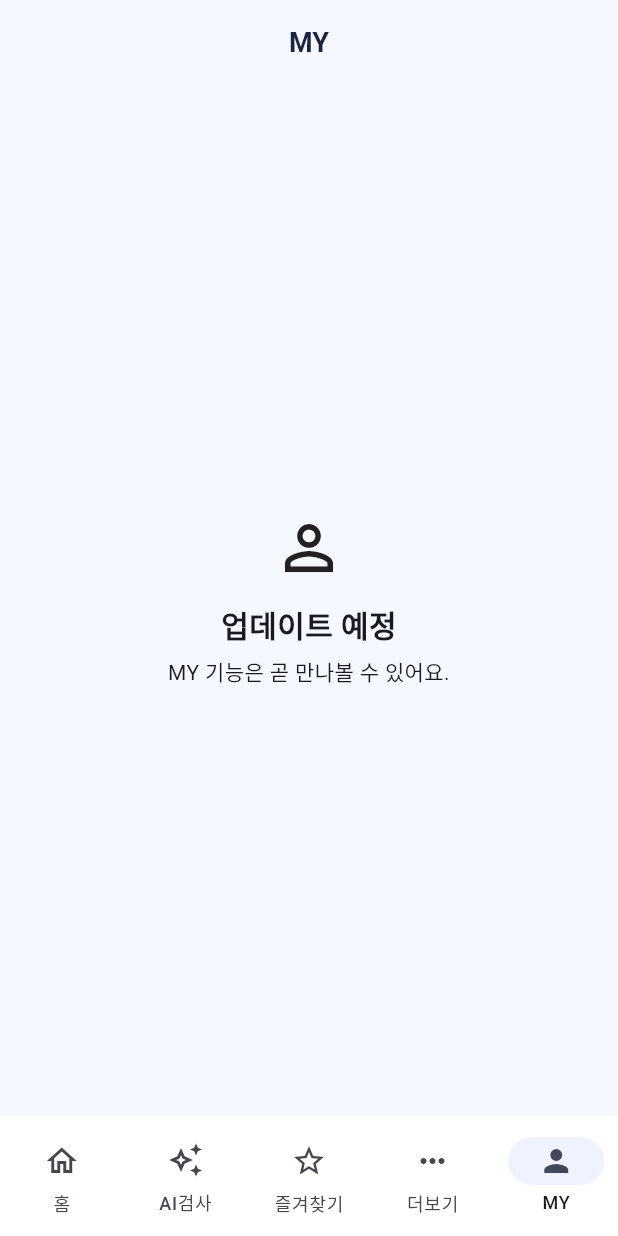
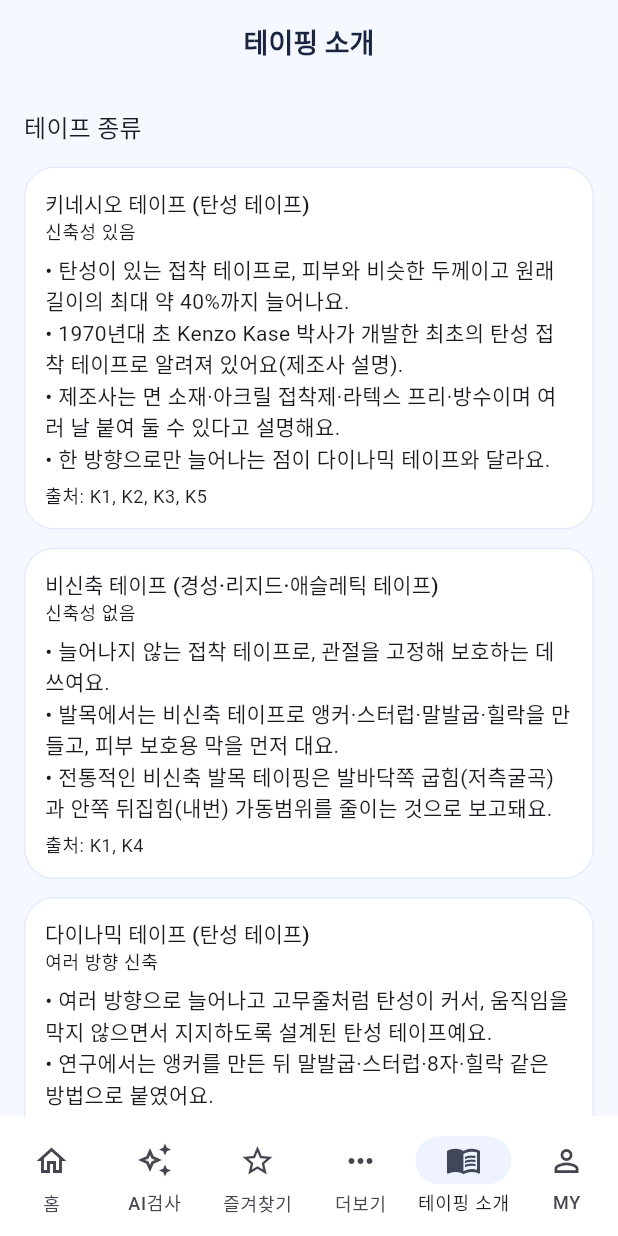
Before and after one commit to sumin1458/TapeFit, a Flutter app: the screen it shows after launch, item 5 of the bottom bar chosen, on a phone screen of 412 x 824 dp. Run offline on Flutter 3.47's test engine with Material 3 defaults, Android fonts, the phone set to English and light mode, and no system bars; our stand-ins replace camera, cloud_firestore, firebase_auth, firebase_core, flutter_riverpod, go_router and 1 more; accounts and stored records are empty.

Commit message:
테이핑 소개 탭과 용어 사전 추가 (출처 표시)
Co-authored-by: Copilot App <223556219+Copilot@users.noreply.github.com>

```diff
--- a/lib/app/nav_bar.dart
+++ b/lib/app/nav_bar.dart
@@ -1,9 +1,9 @@
 import 'package:flutter/material.dart';
 import 'package:go_router/go_router.dart';
 
-const navRoutes = ['/', '/ai', '/favorites', '/more', '/my'];
+const navRoutes = ['/', '/ai', '/favorites', '/more', '/intro', '/my'];
 
-/// 하단 탭: 홈 · AI검사 · 즐겨찾기 · 더보기 · MY. index는 navRoutes 순서와 같다.
+/// 하단 탭: 홈 · AI검사 · 즐겨찾기 · 더보기 · 테이핑 소개 · MY. index는 navRoutes 순서와 같다.
 class TapeFitNavBar extends StatelessWidget {
   const TapeFitNavBar({super.key, required this.index});
   final int index;
@@ -21,6 +21,7 @@ class TapeFitNavBar extends StatelessWidget {
         NavigationDestination(icon: Icon(Icons.auto_awesome_outlined), selectedIcon: Icon(Icons.auto_awesome), label: 'AI검사'),
         NavigationDestination(icon: Icon(Icons.star_outline), selectedIcon: Icon(Icons.star), label: '즐겨찾기'),
         NavigationDestination(icon: Icon(Icons.more_horiz), selectedIcon: Icon(Icons.more_horiz), label: '더보기'),
+        NavigationDestination(icon: Icon(Icons.menu_book_outlined), selectedIcon: Icon(Icons.menu_book), label: '테이핑 소개'),
         NavigationDestination(icon: Icon(Icons.person_outline), selectedIcon: Icon(Icons.person), label: 'MY'),
       ],
     );
--- a/lib/app/router.dart
+++ b/lib/app/router.dart
@@ -5,6 +5,8 @@ import '../presentation/complete/complete_screen.dart';
 import '../presentation/favorites/favorites_screen.dart';
 import '../presentation/guide/step_guide_screen.dart';
 import '../presentation/home/home_screen.dart';
+import '../presentation/more/glossary_screen.dart';
+import '../presentation/intro/tape_intro_screen.dart';
 import '../presentation/more/more_screen.dart';
 import '../presentation/my/my_screen.dart';
 import '../presentation/safety/safety_check_screen.dart';
@@ -15,6 +17,8 @@ final appRouter = GoRouter(
     GoRoute(path: '/ai', builder: (_, __) => const AiCheckScreen()),
     GoRoute(path: '/favorites', builder: (_, __) => const FavoritesScreen()),
     GoRoute(path: '/more', builder: (_, __) => const MoreScreen()),
+    GoRoute(path: '/intro', builder: (_, __) => const TapeIntroScreen()),
+    GoRoute(path: '/glossary', builder: (_, __) => const GlossaryScreen()),
     GoRoute(path: '/my', builder: (_, __) => const MyScreen()),
     GoRoute(
       path: '/safety/:id',
--- /dev/null
+++ b/lib/data/tape_knowledge.dart
@@ -0,0 +1,162 @@
+/// 테이핑 소개·용어 사전의 근거 자료. 각 항목은 아래 출처에서 확인한 내용만 담았다.
+/// 논문 전문을 직접 확인한 것은 K1·K2·K4·K5(오픈액세스 전문)이고, K3은 제조사 설명, K6은 초록이다.
+class KnowledgeSource {
+  const KnowledgeSource(this.id, this.type, this.title, this.url);
+  final String id;
+  final String type;
+  final String title;
+  final String url;
+}
+
+const knowledgeSources = <KnowledgeSource>[
+  KnowledgeSource('K1', '학술 논문',
+      'Liu K 외, "Short-Term Effect of Different Taping Methods on Local Skin Temperature in Healthy Adults", Front Physiol 2020;11:488',
+      'https://doi.org/10.3389/fphys.2020.00488'),
+  KnowledgeSource('K2', '학술 논문',
+      'Naugle KE 외, "Effect of different Kinesio tape tensions on experimentally-induced thermal and muscle pain in healthy adults", PLoS One 2021;16(11):e0259433',
+      'https://doi.org/10.1371/journal.pone.0259433'),
+  KnowledgeSource('K3', '제조사 자료', 'Kinesio Taping, "What is Kinesio Tape?" (제조사 설명)',
+      'https://kinesiotaping.com/about/what-is-kinesio-tape/'),
+  KnowledgeSource('K4', '학술 논문',
+      'Ankle bracing and taping과 테니스 선수 수행력 무작위대조시험, BMC Sports Sci Med Rehabil 2026 (PMC12990392)',
+      'https://pmc.ncbi.nlm.nih.gov/articles/PMC12990392/'),
+  KnowledgeSource('K5', '학술 논문',
+      'Effects of Dynamic Taping on Dynamic Balance and Proprioception in Recreational Athletes with Chronic Ankle Instability, Int J Sports Phys Ther 2026 (PMC13327846)',
+      'https://pmc.ncbi.nlm.nih.gov/articles/PMC13327846/'),
+  KnowledgeSource('K6', '체계적 문헌고찰',
+      '"The Effects of Rigid and Elastic Adhesive Tape on Pain in Musculoskeletal and Sports Conditions: A Systematic Review With Meta-Analysis of RCTs" (초록 확인)',
+      'https://researchportal.scu.edu.au/esploro/outputs/journalArticle/The-Effects-of-Rigid-and-Elastic/991013332428602368'),
+  KnowledgeSource('S5', '교육 자료', 'Athletic Therapy Skills, "Ankle Inversion and Eversion"',
+      'https://pressbooks.openedmb.ca/athletictherapy/chapter/ankle-inversion-and-eversion/'),
+];
+
+class TapeType {
+  const TapeType({required this.name, required this.kind, required this.points, required this.sources});
+  final String name;
+  final String kind;
+  final List<String> points;
+  final List<String> sources;
+}
+
+const tapeTypes = <TapeType>[
+  TapeType(
+    name: '키네시오 테이프 (탄성 테이프)',
+    kind: '신축성 있음',
+    points: [
+      '탄성이 있는 접착 테이프로, 피부와 비슷한 두께이고 원래 길이의 최대 약 40%까지 늘어나요.',
+      '1970년대 초 Kenzo Kase 박사가 개발한 최초의 탄성 접착 테이프로 알려져 있어요(제조사 설명).',
+      '제조사는 면 소재·아크릴 접착제·라텍스 프리·방수이며 여러 날 붙여 둘 수 있다고 설명해요.',
+      '한 방향으로만 늘어나는 점이 다이나믹 테이프와 달라요.',
+    ],
+    sources: ['K1', 'K2', 'K3', 'K5'],
+  ),
+  TapeType(
+    name: '비신축 테이프 (경성·리지드·애슬레틱 테이프)',
+    kind: '신축성 없음',
+    points: [
+      '늘어나지 않는 접착 테이프로, 관절을 고정해 보호하는 데 쓰여요.',
+      '발목에서는 비신축 테이프로 앵커·스터럽·말발굽·힐락을 만들고, 피부 보호용 막을 먼저 대요.',
+      '전통적인 비신축 발목 테이핑은 발바닥쪽 굽힘(저측굴곡)과 안쪽 뒤집힘(내번) 가동범위를 줄이는 것으로 보고돼요.',
+    ],
+    sources: ['K1', 'K4'],
+  ),
+  TapeType(
+    name: '다이나믹 테이프 (탄성 테이프)',
+    kind: '여러 방향 신축',
+    points: [
+      '여러 방향으로 늘어나고 고무줄처럼 탄성이 커서, 움직임을 막지 않으면서 지지하도록 설계된 탄성 테이프예요.',
+      '연구에서는 앵커를 만든 뒤 말발굽·스터럽·8자·힐락 같은 방법으로 붙였어요.',
+    ],
+    sources: ['K5'],
+  ),
+];
+
+/// 탄성 테이프와 비신축 테이프를 비교한 메타분석 요약(무테이프 대비).
+const tapeComparisonNote =
+    '메타분석(K6)에서 탄성 테이프는 붙인 직후·아주 단기의 통증 감소에서, 비신축 테이프는 중기 통증 감소에서 '
+    '테이프를 붙이지 않은 경우보다 효과적이었어요. 두 테이프의 우열을 정한 결과가 아니고, 연구마다 방법이 달라 '
+    '결과 해석에 한계가 있어요.';
+
+/// 키네시오 테이프를 자르는 모양.
+class StripShape {
+  const StripShape({required this.id, required this.name, required this.cut, required this.use, required this.sources});
+  final String id; // i, o, x, y, fan
+  final String name;
+  final String cut;
+  final String use;
+  final List<String> sources;
+}
+
+const stripShapes = <StripShape>[
+  StripShape(
+    id: 'i',
+    name: '일자(I자) 테이프',
+    cut: '자르지 않은 한 줄 테이프',
+    use: '근육과 근막을 안정시키도록 지지할 때 문헌에서 흔히 쓰여요. 가장 기본 모양이에요.',
+    sources: ['K1'],
+  ),
+  StripShape(
+    id: 'o',
+    name: 'O자 테이프',
+    cut: '고리 모양',
+    use: 'I자와 함께 근육·근막의 안정을 돕는 용도로 쓰여요.',
+    sources: ['K1'],
+  ),
+  StripShape(
+    id: 'x',
+    name: 'X자 테이프',
+    cut: '가운데에서 네 갈래로 퍼지는 모양',
+    use: '피부를 들어 올리는 효과로 통증을 줄이려는 목적에 문헌에서 쓰여요.',
+    sources: ['K1'],
+  ),
+  StripShape(
+    id: 'y',
+    name: 'Y자 테이프',
+    cut: '한 끝을 길게 잘라 꼬리 2개를 만든 모양',
+    use: '꼬리 덕분에 붓기를 줄이고 림프 순환을 돕는 목적에 쓰여요. 연구에서는 꼬리를 같은 너비로 나눴어요.',
+    sources: ['K1'],
+  ),
+  StripShape(
+    id: 'fan',
+    name: '부채꼴(팬) 테이프',
+    cut: '한 끝을 여러 갈래(연구에서는 꼬리 4개)로 잘라 부채처럼 펼친 모양',
+    use: '꼬리가 많아 붓기 완화와 림프 순환을 돕는 목적에 쓰여요. 연구에서는 허리 피부 온도를 올렸어요.',
+    sources: ['K1'],
+  ),
+];
+
+const stripNote =
+    '위 쓰임새는 논문에서 일반적으로 설명하는 내용이에요. 어떤 모양을 어디에 얼마나 당겨 붙일지는 '
+    '사람과 부위에 따라 달라서, 실제 적용은 전문가의 평가를 받으세요.';
+
+class GlossaryTerm {
+  const GlossaryTerm(this.term, this.english, this.meaning, this.sources);
+  final String term;
+  final String english;
+  final String meaning;
+  final List<String> sources;
+}
+
+const glossaryTerms = <GlossaryTerm>[
+  GlossaryTerm('앵커', 'anchor', '테이프를 고정하는 시작·끝 지점이에요. 탄성 테이프의 앵커는 당기지 않고(장력 없이) 붙인 연구가 있어요.', ['K2', 'K4']),
+  GlossaryTerm('스터럽', 'stirrup', '발 안쪽에서 뒤꿈치 아래를 지나 바깥쪽으로 U자로 붙여 발목 좌우 움직임을 잡는 방법이에요. 등자(말 탈 때 발 거는 도구)에서 온 이름이에요.', ['K4', 'K5']),
+  GlossaryTerm('말발굽', 'horseshoe', '말발굽(U) 모양으로 붙여 스터럽 등을 고정하는 방법이에요.', ['K4', 'K5']),
+  GlossaryTerm('힐락', 'heel lock', '뒤꿈치를 감싸 발목과 뒤꿈치를 고정하는 방법이에요.', ['K4', 'K5']),
+  GlossaryTerm('8자 감기', 'figure-of-eight', '숫자 8처럼 발등과 발목을 엇갈려 감는 방법이에요.', ['K4', 'K5']),
+  GlossaryTerm('바스켓 위브', 'basket-weave', '발목 비신축 테이핑의 전통적인 엮어 붙이는 방식이에요.', ['K4']),
+  GlossaryTerm('언더랩(프리랩)', 'underwrap', '테이프를 붙이기 전에 피부를 보호하려고 먼저 감는 얇은 막이에요. 논문에서는 피부 보호막(protective skin barrier)으로 표현해요.', ['K4']),
+  GlossaryTerm('장력(텐션)', 'tension', '테이프를 피부에 붙일 때 늘린 정도예요.', ['K2']),
+  GlossaryTerm('페이퍼 오프 텐션', 'paper-off tension', '보호지를 떼어낸 상태 그대로, 늘리지 않고 붙이는 장력이에요.', ['K2']),
+  GlossaryTerm('탄성 테이프', 'elastic tape', '늘어나는 접착 테이프예요. 키네시오·다이나믹 테이프가 해당해요.', ['K1', 'K5']),
+  GlossaryTerm('비신축(비탄성) 테이프', 'non-elastic tape', '늘어나지 않아 관절을 고정해 보호하는 테이프예요.', ['K1', 'K4']),
+  GlossaryTerm('꼬리(테일)', 'tail', '테이프를 갈라 만든 갈래예요. Y자는 2개, 부채꼴은 연구에서 4개로 나눴어요.', ['K1']),
+  GlossaryTerm('근막', 'fascia', '근육을 감싸는 얇은 막 조직이에요. I·O자 테이프가 근육·근막 안정에 쓰여요.', ['K1']),
+  GlossaryTerm('부종', 'edema (swelling)', '조직에 물이 차서 붓는 것이에요. Y·부채꼴 테이프가 붓기 완화 목적으로 쓰여요.', ['K1']),
+  GlossaryTerm('림프 순환', 'lymphatic circulation', '림프액이 흘러 조직의 노폐물과 수분을 나르는 흐름이에요.', ['K1']),
+  GlossaryTerm('가동범위', 'range of motion (ROM)', '관절이 움직일 수 있는 범위예요.', ['K4']),
+  GlossaryTerm('저측굴곡', 'plantarflexion', '발끝을 아래로 뻗듯 발바닥쪽으로 굽히는 움직임이에요.', ['K4']),
+  GlossaryTerm('내번 / 외번', 'inversion / eversion', '내번은 발바닥이 안쪽을 향하게 뒤집히는 움직임, 외번은 바깥쪽으로 뒤집히는 움직임이에요. 발목 염좌는 흔히 내번 손상이에요.', ['K4', 'S5']),
+  GlossaryTerm('고유수용감각', 'proprioception', '관절이 어떤 위치에 있는지 스스로 느끼는 감각이에요. 테이핑이 이 감각을 높인다는 보고가 있어요.', ['K1', 'K4']),
+];
+
+KnowledgeSource sourceById(String id) => knowledgeSources.firstWhere((s) => s.id == id);
--- /dev/null
+++ b/lib/presentation/intro/tape_intro_screen.dart
@@ -0,0 +1,60 @@
+import 'package:flutter/material.dart';
+
+import '../../app/nav_bar.dart';
+import '../../data/tape_knowledge.dart';
+
+/// 테이핑 소개 탭: 테이프 종류와 자르는 모양별 쓰임새(출처 표시).
+class TapeIntroScreen extends StatelessWidget {
+  const TapeIntroScreen({super.key});
+
+  @override
+  Widget build(BuildContext context) {
+    final t = Theme.of(context).textTheme;
+    return Scaffold(
+      appBar: AppBar(title: const Text('테이핑 소개')),
+      bottomNavigationBar: const TapeFitNavBar(index: 4),
+      body: ListView(
+        padding: const EdgeInsets.all(16),
+        children: [
+          Text('테이프 종류', style: t.titleMedium),
+          const SizedBox(height: 8),
+          for (final x in tapeTypes)
+            Card(
+              child: Padding(
+                padding: const EdgeInsets.all(14),
+                child: Column(
+                  crossAxisAlignment: CrossAxisAlignment.start,
+                  children: [
+                    Text(x.name, style: t.titleSmall),
+                    Text(x.kind, style: t.bodySmall),
+                    const SizedBox(height: 6),
+                    for (final p in x.points) Text('• $p'),
+                    const SizedBox(height: 6),
+                    Text('출처: ${x.sources.join(', ')}', style: t.bodySmall),
+                  ],
+                ),
+              ),
+            ),
+          Text(tapeComparisonNote, style: t.bodySmall),
+          const SizedBox(height: 20),
+          Text('테이프 모양별 쓰임새', style: t.titleMedium),
+          const SizedBox(height: 8),
+          for (final s in stripShapes)
+            Card(
+              child: ListTile(
+                title: Text(s.name),
+                subtitle: Text('모양: ${s.cut}\n${s.use}\n출처: ${s.sources.join(', ')}'),
+                isThreeLine: true,
+              ),
+            ),
+          Text(stripNote, style: t.bodySmall),
+          const Divider(height: 32),
+          Text('출처 목록', style: t.titleSmall),
+          for (final s in knowledgeSources) Text('${s.id} · ${s.title}', style: t.bodySmall),
+          const SizedBox(height: 8),
+          Text('교육용 정보이며 의료 행위를 대체하지 않아요. 전문가 검수는 아직 받지 않았어요.', style: t.bodySmall),
+        ],
+      ),
+    );
+  }
+}
--- a/lib/presentation/more/more_screen.dart
+++ b/lib/presentation/more/more_screen.dart
@@ -1,5 +1,6 @@
 import 'package:flutter/material.dart';
 import 'package:flutter_riverpod/flutter_riverpod.dart';
+import 'package:go_router/go_router.dart';
 
 import '../../app/nav_bar.dart';
 import '../../application/guide_providers.dart';
@@ -17,6 +18,16 @@ class MoreScreen extends ConsumerWidget {
       body: ListView(
         padding: const EdgeInsets.all(16),
         children: [
+          Card(
+            child: ListTile(
+              key: const ValueKey('open-glossary'),
+              leading: const Icon(Icons.search),
+              title: const Text('테이핑 용어 사전'),
+              subtitle: const Text('앵커·스터럽·장력 같은 용어를 출처와 함께 찾아봐요.'),
+              trailing: const Icon(Icons.chevron_right),
+              onTap: () => context.push('/glossary'),
+            ),
+          ),
           Card(
             child: ListTile(
               leading: const Icon(Icons.health_and_safety_outlined),
--- a/lib/presentation/my/my_screen.dart
+++ b/lib/presentation/my/my_screen.dart
@@ -10,7 +10,7 @@ class MyScreen extends StatelessWidget {
   Widget build(BuildContext context) {
     return Scaffold(
       appBar: AppBar(title: const Text('MY')),
-      bottomNavigationBar: const TapeFitNavBar(index: 4),
+      bottomNavigationBar: const TapeFitNavBar(index: 5),
       body: const Center(
         child: Padding(
           padding: EdgeInsets.all(24),
```
Also changed, not shown: lib/presentation/more/glossary_screen.dart (added, +63 -0 lines), 2 other files.
